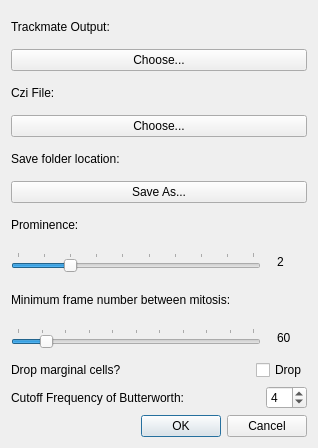
First picture: the form in UI/configurations_v1.ui, repository CookiesPeter/MitoLength, before the edit.
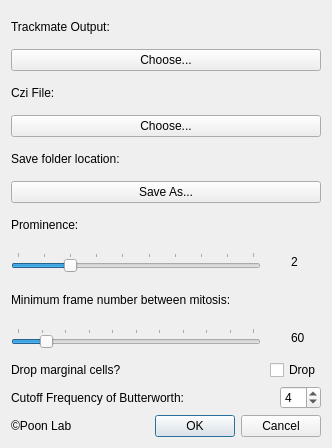
Second picture: the form after the edit.

Patch:
```diff
--- a/UI/configurations_v1.ui
+++ b/UI/configurations_v1.ui
@@ -6,7 +6,7 @@
    <rect>
     <x>0</x>
     <y>0</y>
-    <width>318</width>
+    <width>332</width>
     <height>448</height>
    </rect>
   </property>
@@ -260,6 +260,15 @@
     </layout>
    </item>
    <item>
+    <layout class="QHBoxLayout" name="horizontalLayout_4">
+     <item>
+      <widget class="QLabel" name="label_11">
+       <property name="text">
+        <string>©Poon Lab</string>
+       </property>
+      </widget>
+     </item>
+     <item>
     <widget class="QDialogButtonBox" name="buttonBox">
      <property name="orientation">
       <enum>Qt::Horizontal</enum>
@@ -270,6 +279,8 @@
     </widget>
    </item>
   </layout>
+   </item>
+  </layout>
  </widget>
  <resources/>
  <connections>
```
Left out of the diff: 4 changed lines with no effect on the pictures. Lines whose indentation alone changed are shown as unchanged.
